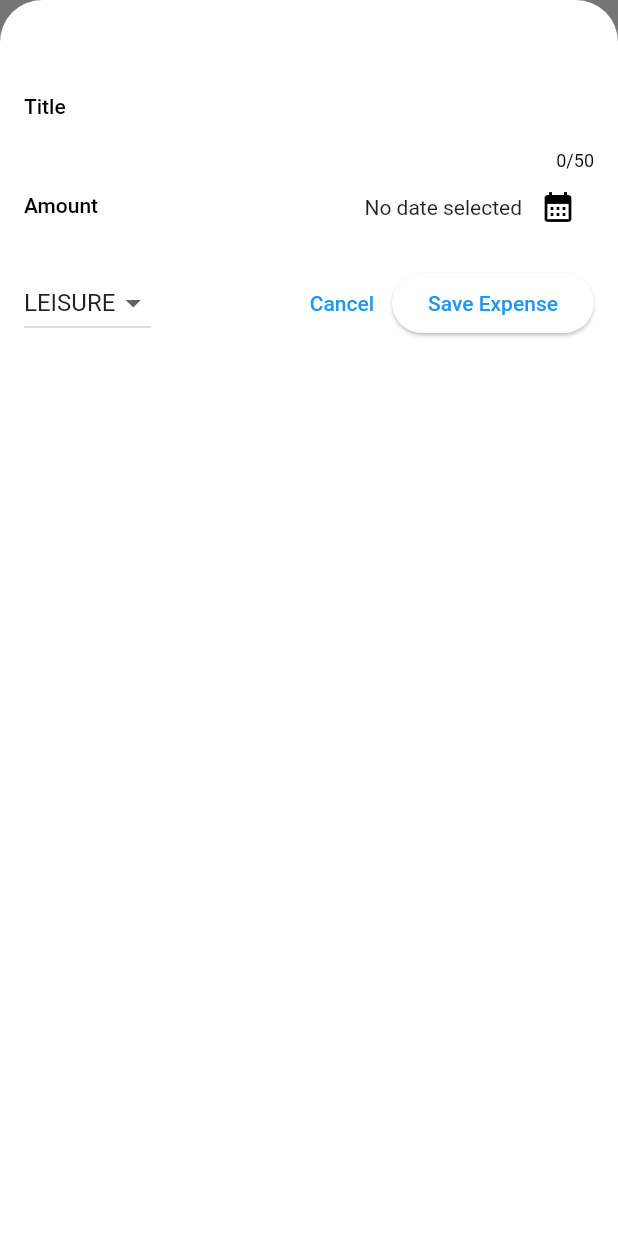
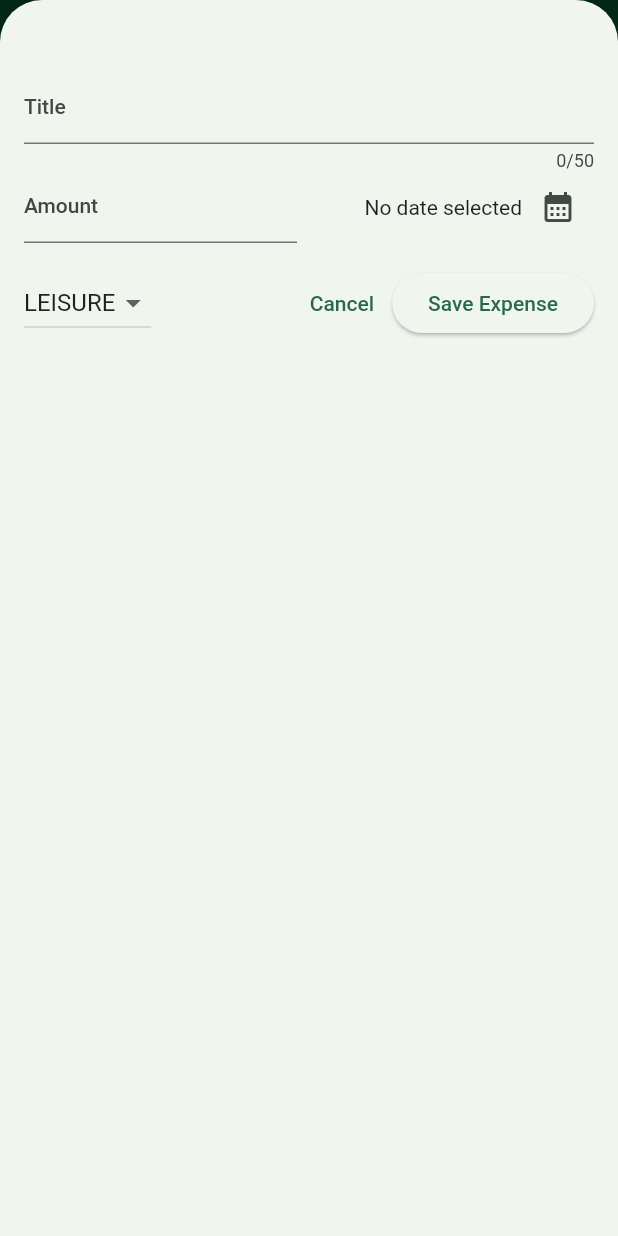
Before and after one commit to itsmartashub/flutter-03-expensetracker, a Flutter app: the screen it shows after launch, after a tap on the "add" icon, on a phone screen of 412 x 824 dp. Run offline on Flutter 3.47's test engine with Material 2 defaults, Android fonts, the phone set to English and light mode, and no system bars.

Commit message:
05-029 setting n using a `ColorScheme`

```diff
--- a/lib/main.dart
+++ b/lib/main.dart
@@ -1,13 +1,24 @@
 import 'package:flutter/material.dart';
 import 'package:expense_tracker/widgets/expenses.dart';
+
+// k je kao neki convenient i precutni dogovor da se koristi za globalne promenljive, pogotovo za teme. ali ne moramo, tho
+var kColorScheme =
+    ColorScheme.fromSeed(seedColor: Color.fromARGB(255, 18, 215, 140));
 
 void main() {
   runApp(
     MaterialApp(
+      /* kada koristimo copyWith() na neki nacin overwritujemo originalnu material 3 temu, dakle koristimo original default flutter md temu, ali je overvritujemo sa svojim vrednostima */
       theme: ThemeData().copyWith(
-          useMaterial3: true,
-          // svi skrins ce imati ovaj bg
-          scaffoldBackgroundColor: Color.fromARGB(255, 193, 171, 241)),
+        useMaterial3: true,
+        colorScheme: kColorScheme,
+        appBarTheme: const AppBarTheme().copyWith(
+          backgroundColor: kColorScheme.onPrimaryContainer,
+          foregroundColor: kColorScheme.primaryContainer,
+        ),
+        // svi skrins ce imati ovaj bg
+        // scaffoldBackgroundColor: Color.fromARGB(255, 193, 171, 241),
+      ),
       home: const Expenses(),
     ),
   );
```
